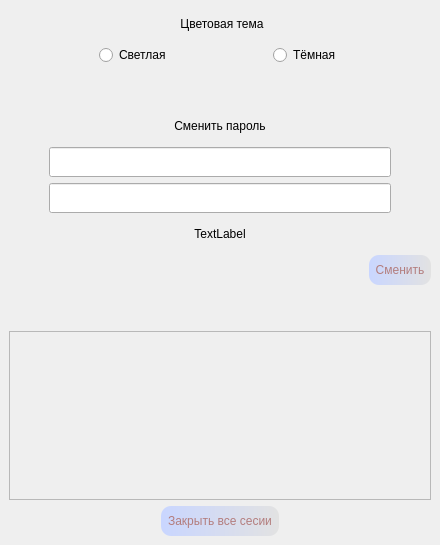
The window that Client/content/ui/settings.ui (romenskiy2012/recording_spark) describes before a commit, drawn with Qt 5.
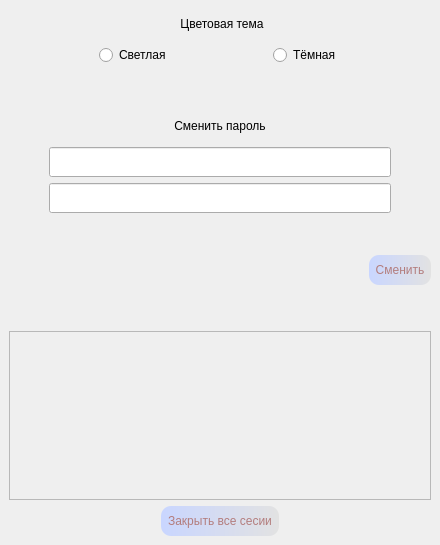
The same window after the commit.

The edit to the form file:
```diff
--- a/Client/content/ui/settings.ui
+++ b/Client/content/ui/settings.ui
@@ -184,7 +184,7 @@
          </size>
         </property>
         <property name="text">
-         <string>TextLabel</string>
+         <string/>
         </property>
         <property name="alignment">
          <set>Qt::AlignCenter</set>
```
Left out of the diff: 96 changed lines with no effect on the pictures.
